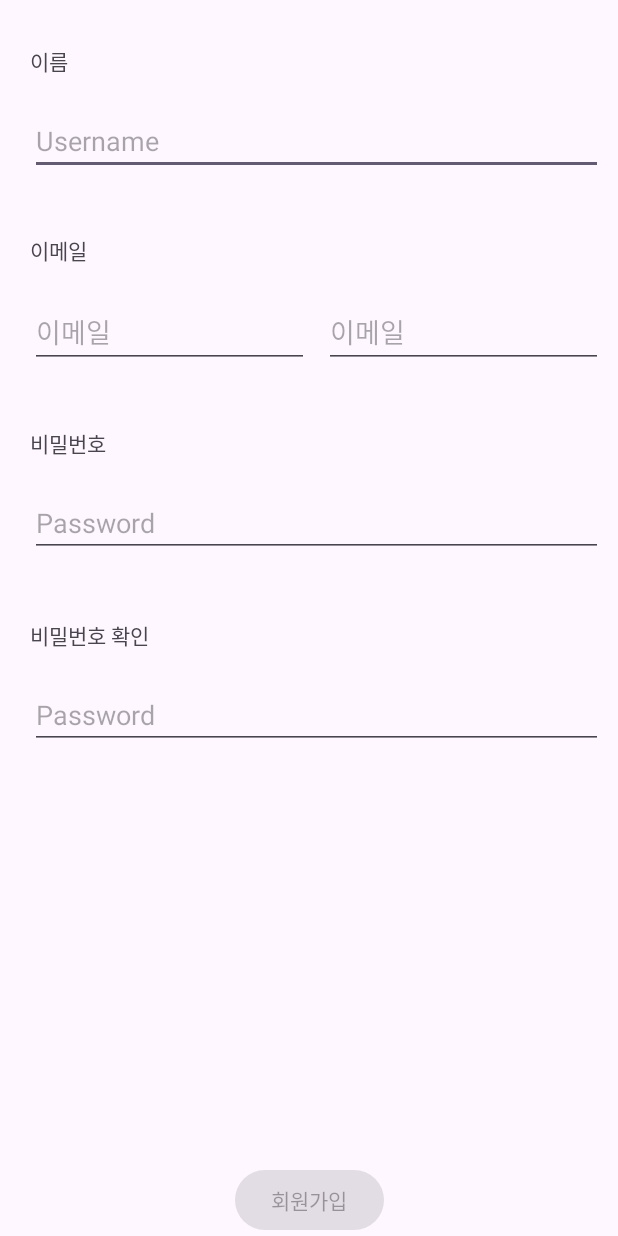
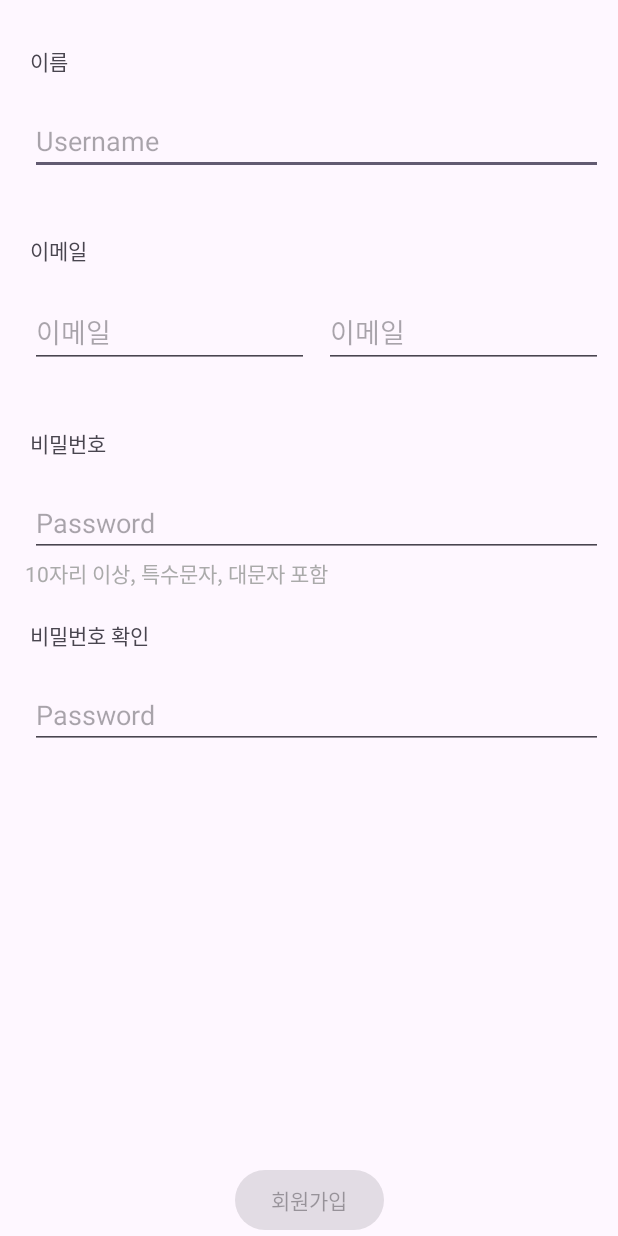
Before and after one commit to ji-circle/AndCh002, an Android app: the screen it shows after launch (SignUpActivity), on a phone screen of 412 x 824 dp. Run offline under Robolectric (Android 15) with nearby library versions, the phone set to English and light mode, and no system bars.

Commit message:
글씨 회색

```diff
--- a/app/src/main/java/com/example/chtask002/SignUpActivity.kt
+++ b/app/src/main/java/com/example/chtask002/SignUpActivity.kt
@@ -81,8 +81,11 @@ class SignUpActivity : AppCompatActivity() {
             if (errorMessage != null) {
                 pwError.visibility = View.VISIBLE
                 pwError.text = errorMessage
+                pwError.isEnabled = true
             } else {
-                pwError.visibility = View.INVISIBLE
+                //pwError.visibility = View.INVISIBLE
+                pwError.isEnabled = false
+                pwError.visibility = View.VISIBLE
             }
         }
         viewModel.checkPwError.observe(this) { errorMessage ->
--- /dev/null
+++ b/app/src/main/res/color/selector_password_valid.xml
@@ -0,0 +1,5 @@
+<?xml version="1.0" encoding="utf-8"?>
+<selector xmlns:android="http://schemas.android.com/apk/res/android">
+    <item android:color="@android:color/holo_red_dark" android:state_enabled="true" />
+    <item android:color="@android:color/darker_gray" android:state_enabled="false" />
+</selector>
--- a/app/src/main/res/layout/activity_signup.xml
+++ b/app/src/main/res/layout/activity_signup.xml
@@ -138,7 +138,8 @@
         android:layout_width="wrap_content"
         android:layout_height="wrap_content"
         android:text="10자리 이상, 특수문자, 대문자 포함"
-        android:textColor="@android:color/holo_red_dark"
+        android:textColor="@color/selector_password_valid"
+        android:enabled="false"
         android:visibility="visible"
         app:layout_constraintTop_toBottomOf="@id/et_password"
         app:layout_constraintStart_toStartOf="parent"
```
